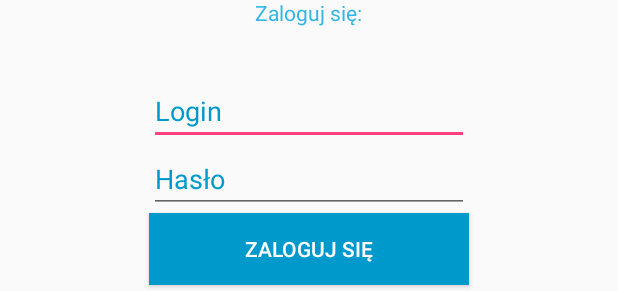
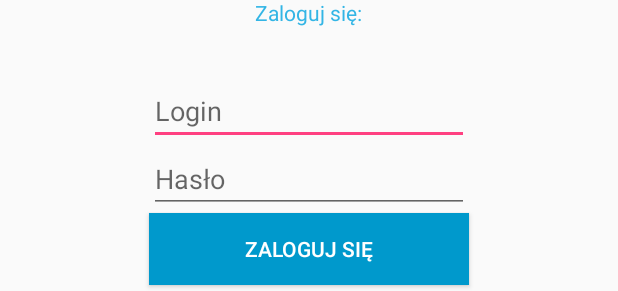
Before and after one commit to Tomasz-sys/aplikacja_mobilna_komunikator, an Android app: the layout activity_login.xml on its own in the app's theme, with its tools: preview values and no code run, on a phone screen of 412 x 824 dp. Shown: the part 287-578 px from the top of the screen. Run offline under Robolectric (Android 15) with nearby library versions, the phone set to English and light mode, and no system bars.

Commit message:
Change login and password editTexts to placeholders

```diff
--- a/Komunikator/app/src/main/res/layout/activity_login.xml
+++ b/Komunikator/app/src/main/res/layout/activity_login.xml
@@ -32,9 +32,10 @@
         android:layout_centerHorizontal="true"
         android:layout_marginTop="33dp"
         android:ems="10"
+        android:hint="@string/login_text"
         android:inputType="textPersonName"
-        android:text="@string/login_text"
-        android:textColor="@android:color/holo_blue_dark" />
+        android:textColor="@android:color/holo_blue_dark"
+        android:textColorLink="@android:color/darker_gray" />
 
     <EditText
         android:id="@+id/passwordEditText"
@@ -44,9 +45,10 @@
         android:layout_alignRight="@+id/loginEditText"
         android:layout_below="@+id/loginEditText"
         android:ems="10"
+        android:hint="@string/password_text"
         android:inputType="textPersonName"
-        android:text="@string/password_text"
-        android:textColor="@android:color/holo_blue_dark" />
+        android:textColor="@android:color/holo_blue_dark"
+        android:textColorLink="@android:color/darker_gray" />
 
     <Button
         android:id="@+id/loginButton"
```
